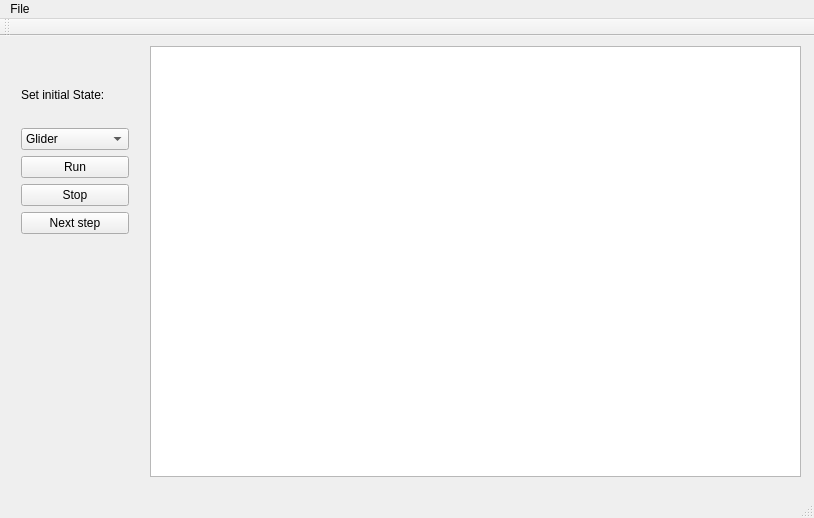
Old version of the form mainwindow.ui in the repository oysmal/GameOfLife.
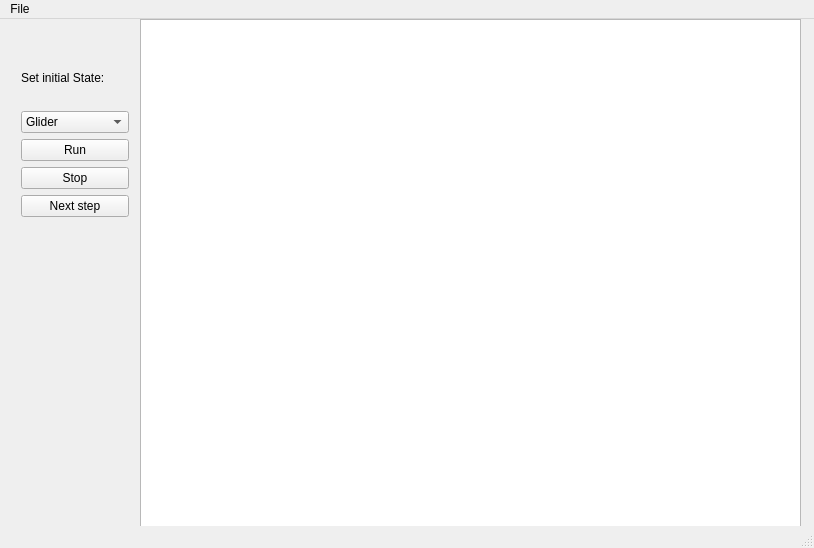
New version of the form.

```diff
--- a/mainwindow.ui
+++ b/mainwindow.ui
@@ -7,7 +7,7 @@
     <x>0</x>
     <y>0</y>
     <width>814</width>
-    <height>518</height>
+    <height>548</height>
    </rect>
   </property>
   <property name="windowTitle">
@@ -17,10 +17,10 @@
    <widget class="QGraphicsView" name="graphicsView">
     <property name="geometry">
      <rect>
-      <x>150</x>
-      <y>10</y>
-      <width>651</width>
-      <height>431</height>
+      <x>140</x>
+      <y>0</y>
+      <width>661</width>
+      <height>511</height>
      </rect>
     </property>
    </widget>
@@ -94,14 +94,6 @@
    </widget>
    <addaction name="menuClose"/>
   </widget>
-  <widget class="QToolBar" name="mainToolBar">
-   <attribute name="toolBarArea">
-    <enum>TopToolBarArea</enum>
-   </attribute>
-   <attribute name="toolBarBreak">
-    <bool>false</bool>
-   </attribute>
-  </widget>
   <widget class="QStatusBar" name="statusBar"/>
   <action name="actionClose">
    <property name="text">
```
